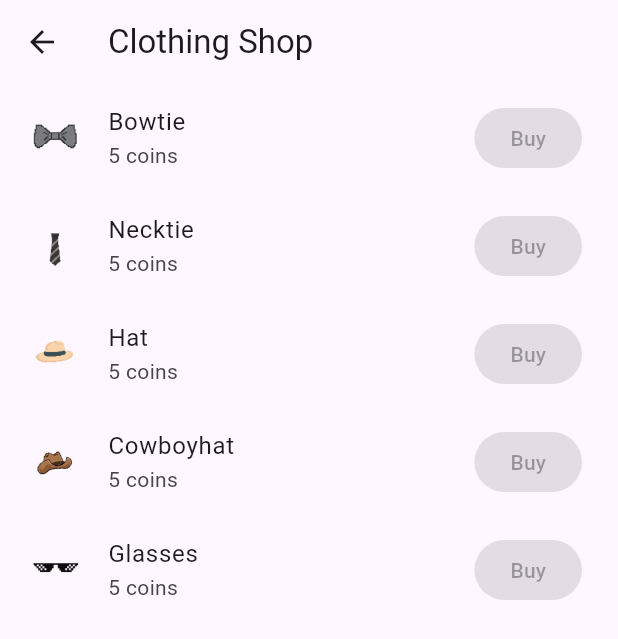
After one commit to darahvia/156-Midterms-Pet-Simulator, a Flutter app: the ClothingShopScreen screen opened directly, on a phone screen of 412 x 824 dp. The commit adds this screen. Shown: the top 639 px of the screen. Run offline on Flutter 3.47's test engine with Material 3 defaults, Android fonts, the phone set to English and light mode, and no system bars; our stand-ins replace audioplayers, cloud_firestore, firebase_auth, firebase_core, google_fonts; accounts and stored records are empty.

Commit message:
added clothing options

```diff
--- a/lib/models/inventory.dart
+++ b/lib/models/inventory.dart
@@ -4,6 +4,19 @@ class Inventory {
   int _food = 0;
   int _soap = 0;
   int _medicine = 0;
+
+  // Add clothing inventory
+  List<String> ownedClothing = [];
+
+  void addClothing(String clothing) {
+    if (!ownedClothing.contains(clothing)) {
+      ownedClothing.add(clothing);
+    }
+  }
+
+  bool ownsClothing(String clothing) {
+    return ownedClothing.contains(clothing);
+  }
 
   // getter
   int getCoin() {
--- a/lib/providers/coin_provider.dart
+++ b/lib/providers/coin_provider.dart
@@ -97,4 +97,13 @@ class CoinProvider with ChangeNotifier, WidgetsBindingObserver {
     );
     saveInventory();
   }
+
+  void buyClothing(String clothing) {
+    if (inventory.getCoin() >= 5 && !inventory.ownsClothing(clothing)) {
+    inventory.setCoin(inventory.getCoin() - 5);
+    inventory.addClothing(clothing);
+    saveInventory();
+    notifyListeners();
+    }
+  }
 }
--- a/lib/providers/pet_provider.dart
+++ b/lib/providers/pet_provider.dart
@@ -9,6 +9,7 @@ class PetProvider with ChangeNotifier, WidgetsBindingObserver {
   late HandleStorage storage;
   Timer? _timer;
   String mood = "normal";
+  String? currentClothing;
 
   PetProvider() {
     WidgetsBinding.instance.addObserver(this);
@@ -138,4 +139,9 @@ class PetProvider with ChangeNotifier, WidgetsBindingObserver {
     pet.setHappiness(100);
     savePetStats();
   }
+
+  void setCurrentClothing(String clothing) {
+    currentClothing = clothing;
+    notifyListeners();
+  }
 }
--- /dev/null
+++ b/lib/screens/clothing_shop_screen.dart
@@ -0,0 +1,77 @@
+import 'package:flutter/material.dart';
+import 'package:provider/provider.dart';
+import '../providers/coin_provider.dart';
+import '../providers/pet_provider.dart';
+
+class ClothingShopScreen extends StatelessWidget {
+  final List<String> clothingItems = [
+    'bowtie',
+    'necktie',
+    'hat',
+    'cowboyhat',
+    'glasses',
+  ];
+
+  @override
+  Widget build(BuildContext context) {
+    final coinProvider = Provider.of<CoinProvider>(context);
+
+    return Scaffold(
+      appBar: AppBar(
+        title: Text('Clothing Shop'),
+      ),
+      body: ListView.builder(
+        itemCount: clothingItems.length,
+        itemBuilder: (context, index) {
+          final item = clothingItems[index];
+          final owned = coinProvider.inventory.ownsClothing(item);
+
+          return ListTile(
+            leading: Image.asset('assets/images/$item.png', width: 40, height: 40),
+            title: Text(item[0].toUpperCase() + item.substring(1)),
+            subtitle: Text('5 coins'),
+            trailing: owned
+                ? Icon(Icons.check, color: Colors.green)
+                : ElevatedButton(
+                    onPressed: coinProvider.inventory.getCoin() >= 5
+                        ? () {
+                            coinProvider.spendCoins(5);
+                            coinProvider.inventory.addClothing(item);
+                            coinProvider.saveInventory();
+                            showDialog(
+                              context: context,
+                              builder: (context) => AlertDialog(
+                                title: Text('Wear $item?'),
+                                content: Text('Do you want your pet to wear the $item now?'),
+                                actions: [
+                                  TextButton(
+                                    onPressed: () {
+                                      Navigator.pop(context); // Close dialog
+                                    },
+                                    child: Text('No'),
+                                  ),
+                                  TextButton(
+                                    onPressed: () {
+                                      // Set the pet's current clothing
+                                      Provider.of<PetProvider>(context, listen: false)
+                                          .setCurrentClothing(item);
+                                      Navigator.pop(context); // Close dialog
+                                      ScaffoldMessenger.of(context).showSnackBar(
+                                        SnackBar(content: Text('Your pet is now wearing $item!')),
+                                      );
+                                    },
+                                    child: Text('Yes'),
+                                  ),
+                                ],
+                              ),
+                            );
+                          }
+                        : null,
+                    child: Text('Buy'),
+                  ),
+          );
+        },
+      ),
+    );
+  }
+}
--- a/pubspec.yaml
+++ b/pubspec.yaml
@@ -104,6 +104,12 @@ flutter:
     - assets/images/cat_dead.png
     - assets/images/medicine.png
     - assets/images/store.png
+    - assets/images/shop_icon.png
+    - assets/images/glasses.png
+    - assets/images/hat.png
+    - assets/images/bowtie.png
+    - assets/images/cowboyhat.png
+    - assets/images/necktie.png
 
     #audio
     - assets/audio/background_music.mp3
```
Also changed, not shown: lib/screens/shop_screen.dart (+16 -0 lines), lib/widgets/pet_display.dart (+19 -1 lines), assets/images/cat_happy_bowtie.png (deleted), assets/images/cat_happy_cowboyhat.png (deleted), assets/images/cat_happy_glasses.png (deleted), assets/images/cat_happy_hat.png (deleted), assets/images/cat_happy_necktie.png (deleted), assets/images/cat_normal_bowtie.png (deleted), assets/images/cat_normal_cowboyhat.png (deleted), assets/images/cat_normal_glasses.png (deleted), assets/images/cat_normal_hat.png (deleted), assets/images/cat_normal_necktie.png (deleted), assets/images/shop_icon.png (added), 1 other file.
